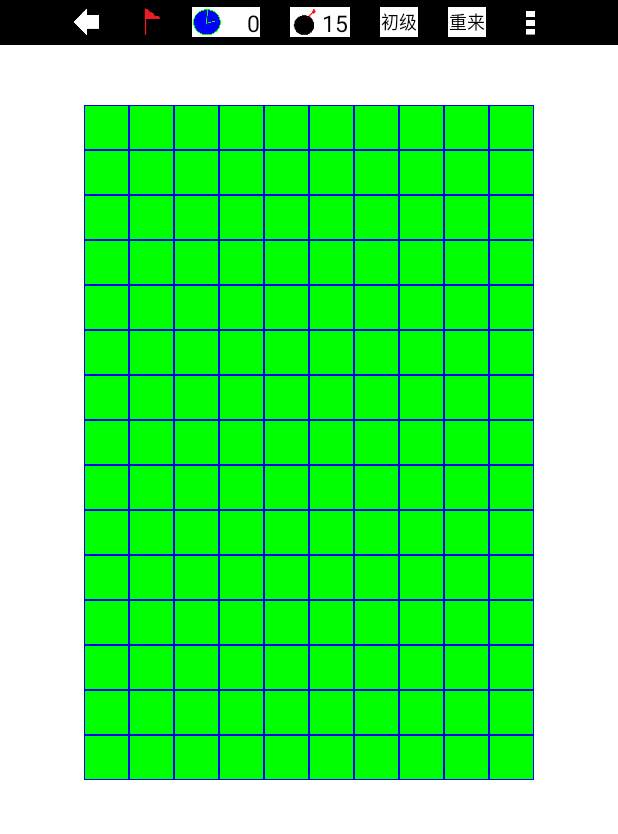
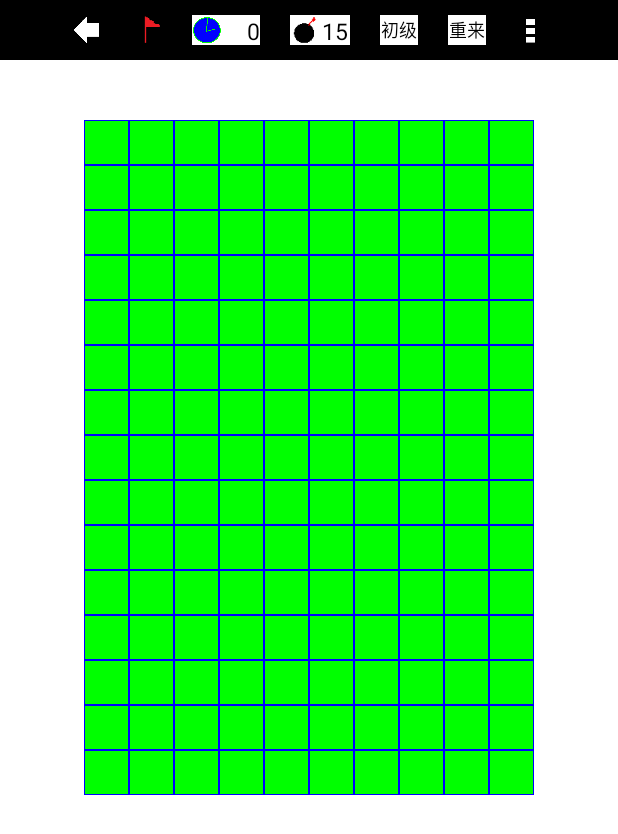
Before and after one commit to llxqb/yh, an Android app: the MainActivity screen opened directly, with no data from a screen before it, on a phone screen of 412 x 824 dp. Shown: the top 834 px of the screen. Run offline under Robolectric (Android 15) with nearby library versions, the phone set to English and light mode, and no system bars.

Commit message:
晓华姐

```diff
--- a/app/src/main/java/com/adapter/WordAnimAdapter.java
+++ b/app/src/main/java/com/adapter/WordAnimAdapter.java
@@ -2,16 +2,12 @@ package com.adapter;
 
 import android.app.Activity;
 import android.content.Context;
-import android.os.SystemClock;
 import android.support.annotation.NonNull;
 import android.support.v7.widget.RecyclerView;
 import android.view.LayoutInflater;
 import android.view.View;
 import android.view.ViewGroup;
-import android.widget.BaseAdapter;
 import android.widget.LinearLayout;
-import android.widget.TextView;
-import android.widget.Toast;
 
 import com.airbnb.lottie.LottieAnimationView;
 
--- a/app/src/main/res/layout/activity_main.xml
+++ b/app/src/main/res/layout/activity_main.xml
@@ -9,7 +9,7 @@
     <LinearLayout
         android:id="@+id/l"
         android:layout_width="match_parent"
-        android:layout_height="30dp"
+        android:layout_height="40dp"
         android:layout_gravity="center"
         android:background="@color/BLACK"
         android:gravity="center"
```
Also changed, not shown: app/src/main/java/ll/to/syy/WelcomeActivity.java (+4 -4 lines), 2 other files.
